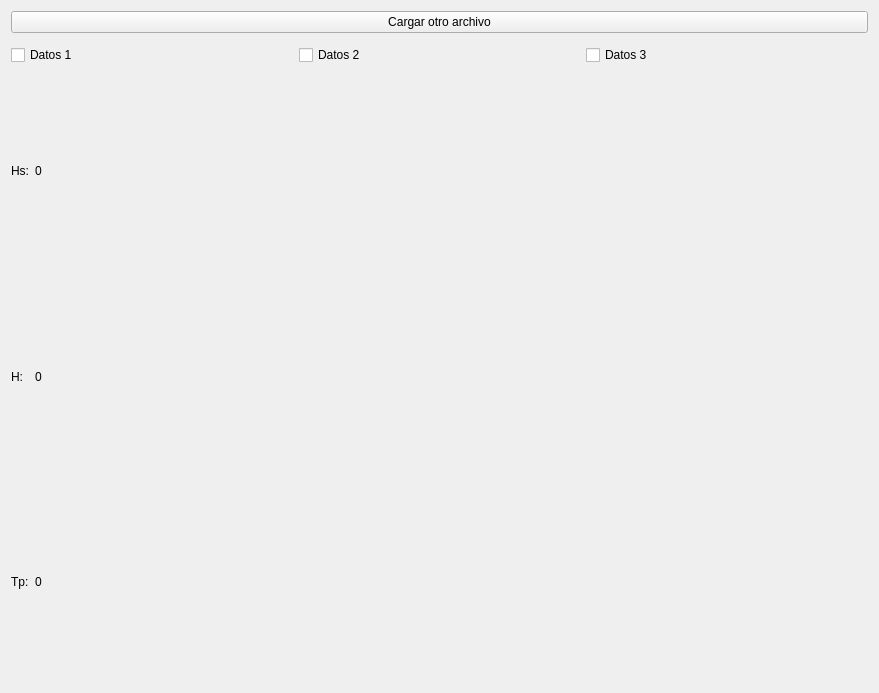
Before: the Qt Designer form src/GUIFramework/CommonConfigWindows/DataAnalyzeWindow/dataanalyzewindow.ui in aguperezpala/hvdrt, drawn with Qt 5.
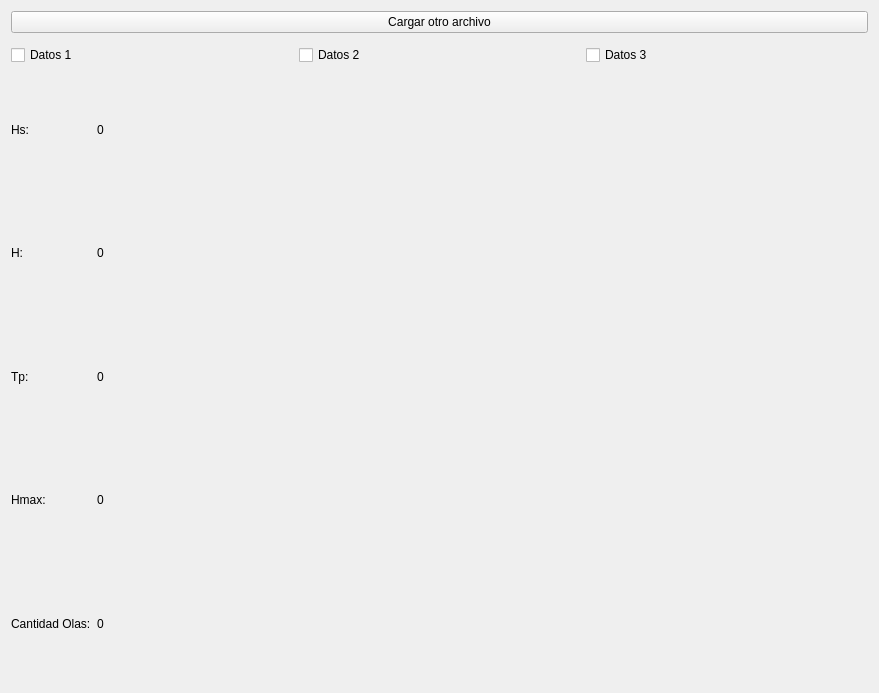
After: the same form once the commit is applied. Custom widgets are drawn as their Qt base class.

Commit message: updating doc adding Hmax, H, WaveNumber... but is not working very well..

```diff
--- a/src/GUIFramework/CommonConfigWindows/DataAnalyzeWindow/dataanalyzewindow.ui
+++ b/src/GUIFramework/CommonConfigWindows/DataAnalyzeWindow/dataanalyzewindow.ui
@@ -133,6 +133,34 @@
            </property>
           </widget>
          </item>
+         <item row="3" column="0">
+          <widget class="QLabel" name="label_2">
+           <property name="text">
+            <string>Hmax:</string>
+           </property>
+          </widget>
+         </item>
+         <item row="4" column="0">
+          <widget class="QLabel" name="label_4">
+           <property name="text">
+            <string>Cantidad Olas:</string>
+           </property>
+          </widget>
+         </item>
+         <item row="3" column="1">
+          <widget class="QLabel" name="hmax_label">
+           <property name="text">
+            <string>0</string>
+           </property>
+          </widget>
+         </item>
+         <item row="4" column="1">
+          <widget class="QLabel" name="numWaves_label">
+           <property name="text">
+            <string>0</string>
+           </property>
+          </widget>
+         </item>
         </layout>
        </item>
        <item>
```
The commit also changes 4 other files.
